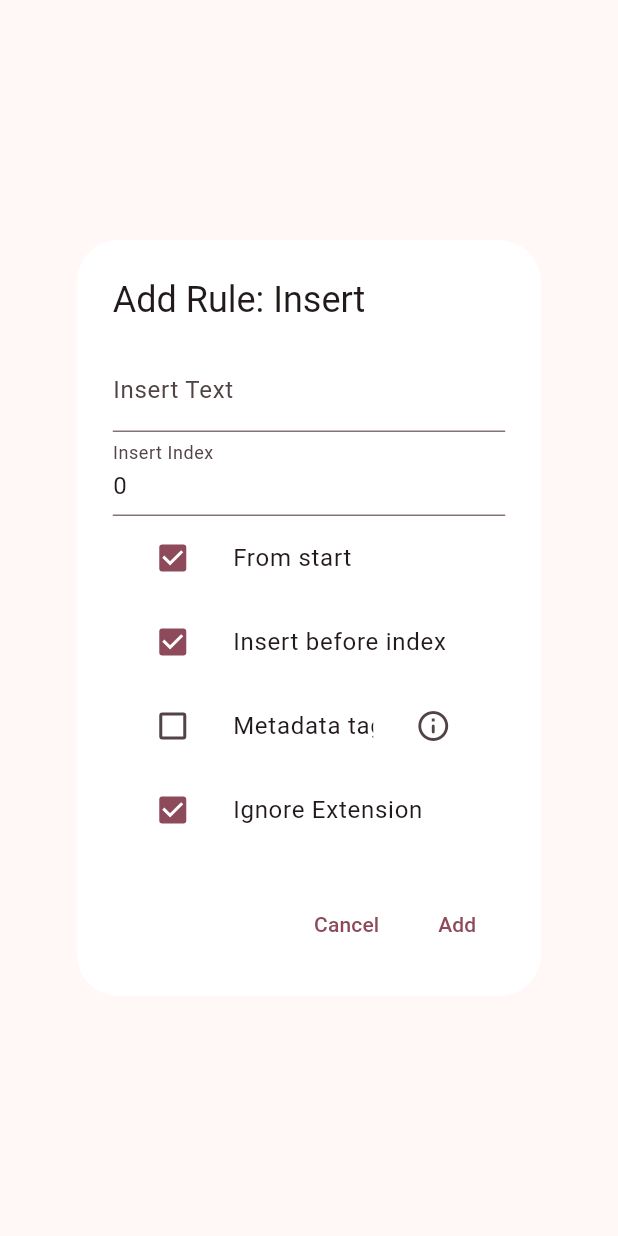
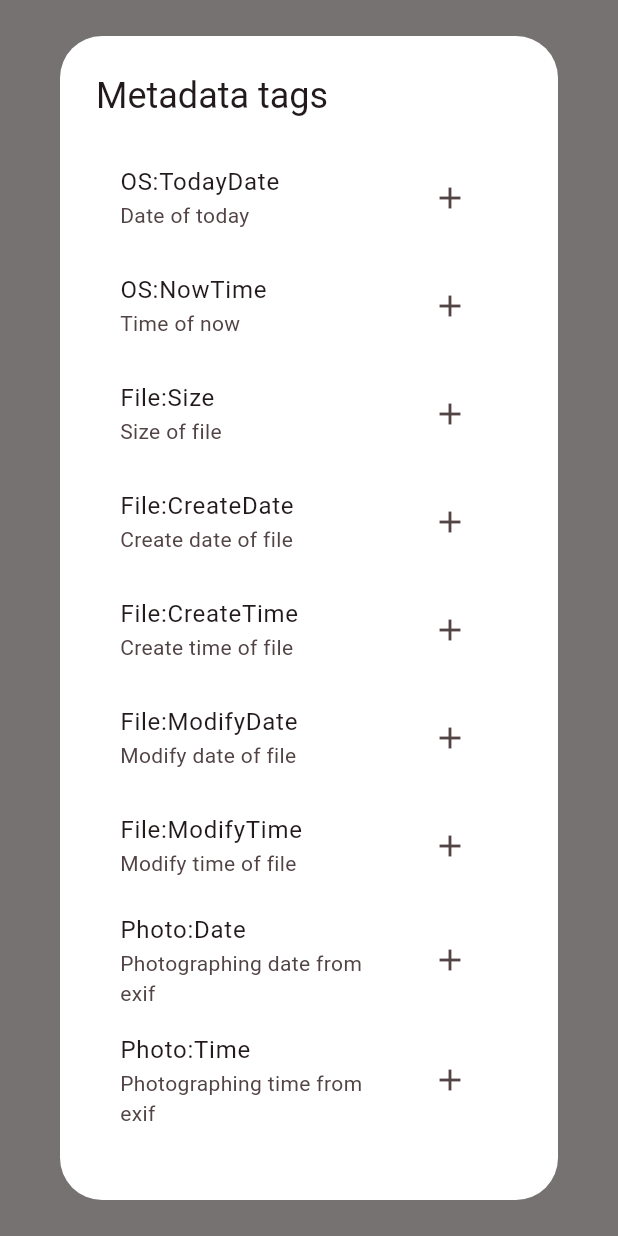
Before and after one commit to sun-jiao/flut-renamer, a Flutter app: the InsertDialog widget shown alone on an empty page, opened directly with empty values, after a tap on the "info outline" icon, on a phone screen of 412 x 824 dp. Run offline on Flutter 3.47's test engine with Material 2 defaults, Android fonts, the phone set to English and light mode, and no system bars; our stand-ins replace file_picker, toastification; missing offline and left inert: desktop_drop, exif.

Commit message:
add metadata dialog.

```diff
--- /dev/null
+++ b/lib/dialogs/metadata_dialog.dart
@@ -0,0 +1,64 @@
+import 'package:flutter/material.dart';
+
+void showMetadataDialog(BuildContext context, Function(String tag) onInsert) =>
+    showDialog(
+      context: context,
+      builder: (context) => MetadataDialog(
+        onInsert: onInsert,
+      ),
+    );
+
+class MetadataDialog extends StatelessWidget {
+  const MetadataDialog({super.key, required this.onInsert});
+
+  final Function(String tag) onInsert;
+
+  static const List<MapEntry> _list = [
+    MapEntry('OS:TodayDate', 'Date of today'),
+    MapEntry('OS:NowTime', 'Time of now'),
+    MapEntry('File:Size', 'Size of file'),
+    MapEntry('File:CreateDate', 'Create date of file'),
+    MapEntry('File:CreateTime', 'Create time of file'),
+    MapEntry('File:ModifyDate', 'Modify date of file'),
+    MapEntry('File:ModifyTime', 'Modify time of file'),
+    MapEntry('Photo:Date', 'Photographing date from exif'),
+    MapEntry('Photo:Time', 'Photographing time from exif'),
+    MapEntry('Photo:CamName', 'Camera name from exif'),
+    MapEntry('Photo:LensName', 'Lens name from exif'),
+    MapEntry('Photo:FocalLength', 'Focal length from exif'),
+    MapEntry('Photo:Aperture', 'Aperture value from exif'),
+    MapEntry('Photo:Shutter', 'Shutter speed from exif'),
+    MapEntry('Photo:ISO', 'ISO value from exif'),
+    MapEntry('Photo:Longitude', 'Longitude of photo GPS from exif'),
+    MapEntry('Photo:Latitude', 'Latitude of photo GPS from exif'),
+    MapEntry('Photo:Altitude', 'Altitude of photo GPS from exif'),
+    MapEntry('Photo:Photographer', 'Photographer name from exif'),
+    MapEntry('Photo:Copyright', 'Copyright holder name from exif'),
+  ];
+
+  @override
+  Widget build(BuildContext context) {
+    return AlertDialog(
+      title: const Text('Metadata tags'),
+      content: SingleChildScrollView(
+        child: Column(
+          children: _list
+              .map(
+                (e) => ListTile(
+              title: Text(e.key),
+              subtitle: Text(e.value),
+              trailing: IconButton(
+                icon: const Icon(Icons.add),
+                onPressed: () {
+                  onInsert.call('{${e.key}}');
+                  Navigator.pop(context);
+                },
+              ),
+            ),
+          )
+              .toList(),
+        ),
+      ),
+    );
+  }
+}
--- a/lib/tools/metadata_parser.dart
+++ b/lib/tools/metadata_parser.dart
@@ -45,11 +45,19 @@ class MetadataParser {
         return _date.format(_stat.modified.toLocal());
       case 'File:ModifyTime':
         return _time.format(_stat.modified.toLocal());
-      case 'Photo:DateTime':
+      case 'Photo:Date':
         return (_exif['EXIF DateTime'] ??
                 _exif['EXIF DateTimeOriginal'] ??
                 _exif['EXIF DateTimeDigitized'] ??
                 '')
+            .toString()
+            .split(' ').first
+            .replaceAll(':', '-');
+      case 'Photo:Time':
+        return (_exif['EXIF DateTime'] ??
+            _exif['EXIF DateTimeOriginal'] ??
+            _exif['EXIF DateTimeDigitized'] ??
+            '')
             .toString()
             .replaceAll(':', '-');
       case 'Photo:CamName':
--- a/pubspec.yaml
+++ b/pubspec.yaml
@@ -40,6 +40,7 @@ dependencies:
   file_picker: ^5.5.0
   intl: ^0.18.1
   path: any
+  toastification: ^0.0.3
 
 dev_dependencies:
   flutter_test:
```
Also changed, not shown: lib/dialogs/insert_dialog.dart (+10 -3 lines), lib/dialogs/replace_dialog.dart (+9 -2 lines), lib/tools/ex_text_editing_controller.dart (added, +28 -0 lines), pubspec.lock.
